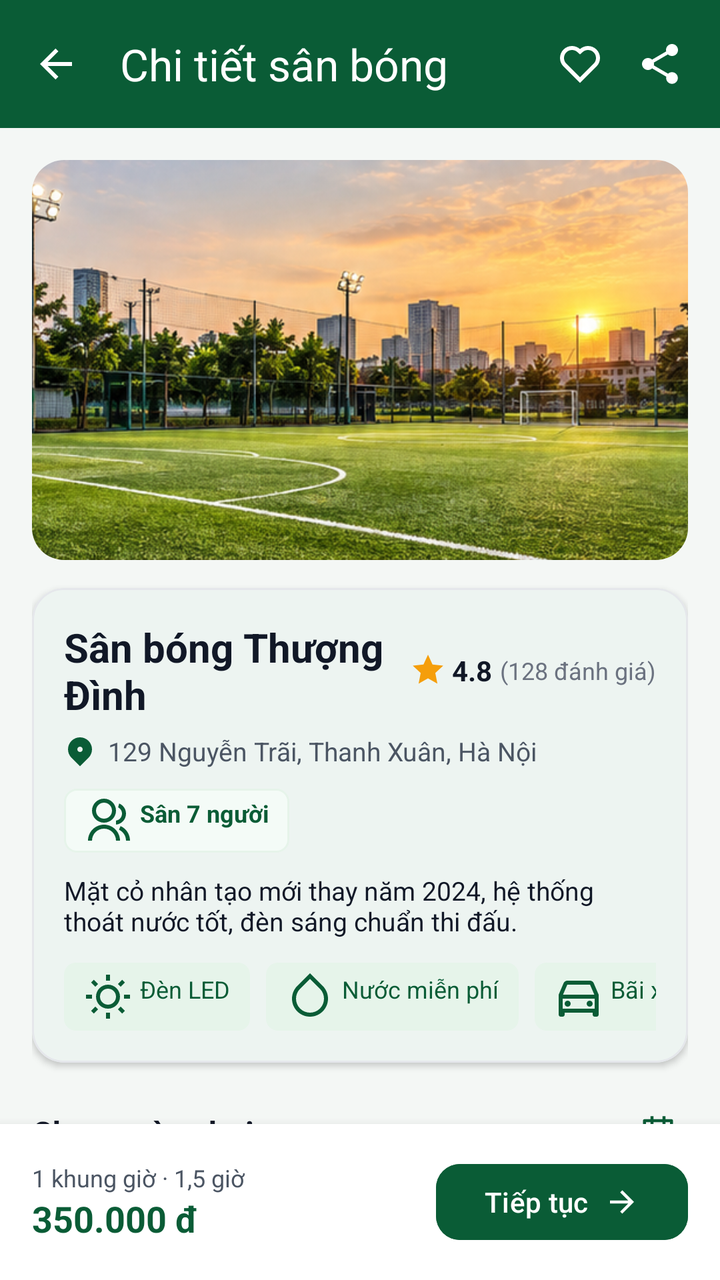
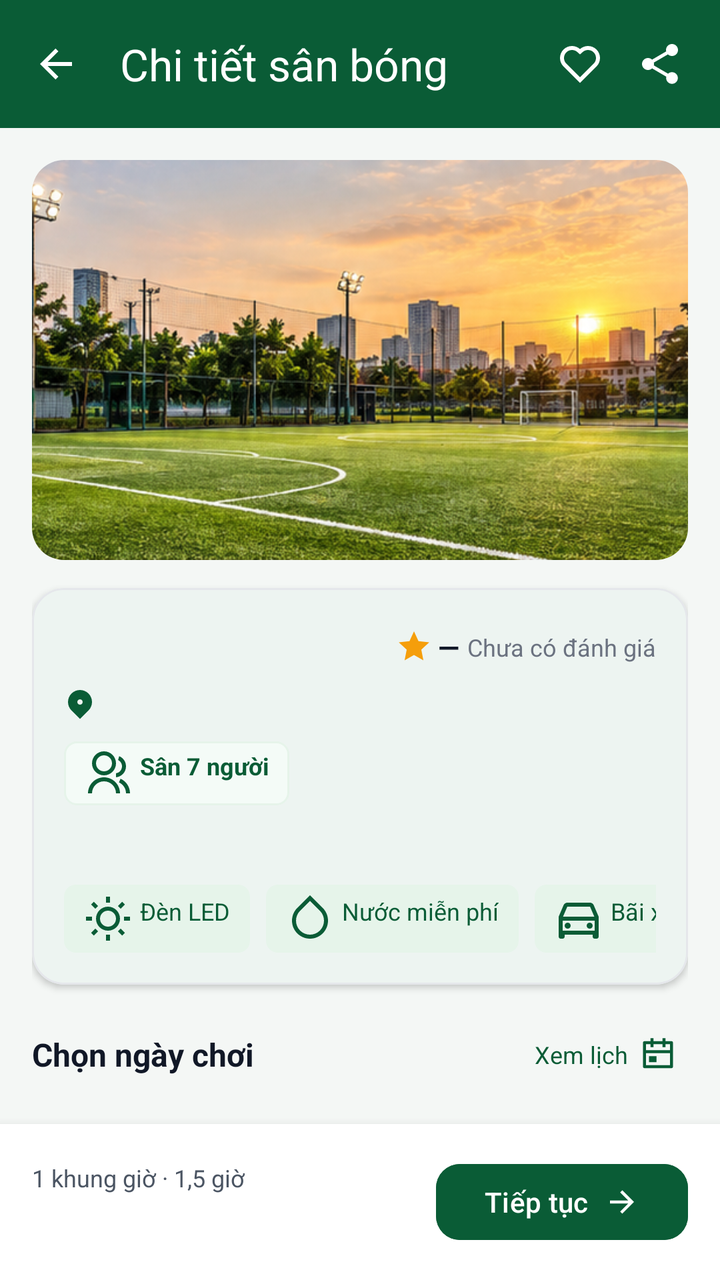

Screens rendered from an Android XML layout before and after an edit, with the pre-edit source and the edit as a unified diff.
<!-- AndroidManifest.xml: application theme Theme.SanBong -->
<!-- res/layout/activity_pitch_detail.xml -->
<?xml version="1.0" encoding="utf-8"?>
<LinearLayout
    xmlns:android="http://schemas.android.com/apk/res/android"
    xmlns:app="http://schemas.android.com/apk/res-auto"
    android:layout_width="match_parent"
    android:layout_height="match_parent"
    android:orientation="vertical"
    android:background="@color/background">

    
    <com.google.android.material.appbar.MaterialToolbar
        android:id="@+id/toolbar"
        android:layout_width="match_parent"
        android:layout_height="wrap_content"
        android:background="@color/primary_green"
        app:titleTextColor="@color/surface"
        app:navigationIcon="@drawable/ic_ri_arrow_left"
        app:navigationIconTint="@color/surface"
        app:title="Chi tiết sân bóng">

        <LinearLayout
            android:layout_width="wrap_content"
            android:layout_height="wrap_content"
            android:layout_gravity="end"
            android:gravity="center_vertical"
            android:orientation="horizontal">

            <ImageView
                android:id="@+id/btnFavoriteDetail"
                android:layout_width="36dp"
                android:layout_height="36dp"
                android:padding="6dp"
                android:src="@drawable/ic_ri_heart"
                app:tint="@color/surface" />

            <ImageView
                android:id="@+id/btnShare"
                android:layout_width="36dp"
                android:layout_height="36dp"
                android:layout_marginStart="4dp"
                android:layout_marginEnd="12dp"
                android:padding="6dp"
                android:src="@drawable/ic_ri_share"
                app:tint="@color/surface" />
        </LinearLayout>
    </com.google.android.material.appbar.MaterialToolbar>

    <androidx.core.widget.NestedScrollView
        android:layout_width="match_parent"
        android:layout_height="0dp"
        android:layout_weight="1">

        <LinearLayout
            android:layout_width="match_parent"
            android:layout_height="wrap_content"
            android:orientation="vertical"
            android:padding="16dp">

            
            <FrameLayout
                android:layout_width="match_parent"
                android:layout_height="200dp">

                <com.google.android.material.card.MaterialCardView
                    android:layout_width="match_parent"
                    android:layout_height="match_parent"
                    app:cardCornerRadius="16dp"
                    app:cardElevation="0dp"
                    app:strokeWidth="0dp">

                    <ImageView
                        android:id="@+id/ivDetailBanner"
                        android:layout_width="match_parent"
                        android:layout_height="match_parent"
                        android:scaleType="centerCrop"
                        android:src="@drawable/img_pitch_sunset" />
                </com.google.android.material.card.MaterialCardView>


            </FrameLayout>

            
            <com.google.android.material.card.MaterialCardView
                android:layout_width="match_parent"
                android:layout_height="wrap_content"
                android:layout_marginTop="14dp"
                app:cardCornerRadius="16dp"
                app:cardElevation="2dp"
                app:strokeWidth="1dp"
                app:strokeColor="@color/border"
                app:cardBackgroundColor="@color/surface">

                <LinearLayout
                    android:layout_width="match_parent"
                    android:layout_height="wrap_content"
                    android:orientation="vertical"
                    android:padding="16dp">

                    
                    <LinearLayout
                        android:layout_width="match_parent"
                        android:layout_height="wrap_content"
                        android:orientation="horizontal"
                        android:gravity="center_vertical">

                        <TextView
                            android:id="@+id/tvDetailName"
                            android:layout_width="0dp"
                            android:layout_height="wrap_content"
                            android:layout_weight="1"
                            android:textSize="20sp"
                            android:textStyle="bold"
                            android:textColor="@color/text_primary"
                            android:text="Sân bóng Thượng Đình" />

                        <LinearLayout
                            android:layout_width="wrap_content"
                            android:layout_height="wrap_content"
                            android:gravity="center_vertical">

                            <ImageView
                                android:layout_width="16dp"
                                android:layout_height="16dp"
                                android:src="@drawable/ic_ri_star"
                                app:tint="@color/star_gold" />

                            <TextView
                                android:layout_width="wrap_content"
                                android:layout_height="wrap_content"
                                android:layout_marginStart="4dp"
                                android:textSize="14sp"
                                android:textStyle="bold"
                                android:textColor="@color/text_primary"
                                android:text="4.8" />

                            <TextView
                                android:layout_width="wrap_content"
                                android:layout_height="wrap_content"
                                android:layout_marginStart="4dp"
                                android:textSize="12sp"
                                android:textColor="@color/text_muted"
                                android:text="(128 đánh giá)" />
                        </LinearLayout>
                    </LinearLayout>

                    
                    <LinearLayout
                        android:layout_width="match_parent"
                        android:layout_height="wrap_content"
                        android:layout_marginTop="6dp"
                        android:orientation="horizontal"
                        android:gravity="center_vertical">

                        <ImageView
                            android:layout_width="16dp"
                            android:layout_height="16dp"
                            android:src="@drawable/ic_ri_map_pin"
                            app:tint="@color/primary_green" />

                        <TextView
                            android:id="@+id/tvDetailAddress"
                            android:layout_width="match_parent"
                            android:layout_height="wrap_content"
                            android:layout_marginStart="6dp"
                            android:textSize="13sp"
                            android:textColor="@color/text_secondary"
                            android:text="129 Nguyễn Trãi, Thanh Xuân, Hà Nội" />
                    </LinearLayout>

                    
                    <TextView
                        android:id="@+id/tvDetailType"
                        android:layout_width="wrap_content"
                        android:layout_height="wrap_content"
                        android:layout_marginTop="10dp"
                        android:background="@drawable/bg_type_badge"
                        android:paddingHorizontal="10dp"
                        android:paddingVertical="4dp"
                        android:textColor="@color/primary_green"
                        android:textSize="12sp"
                        android:textStyle="bold"
                        android:drawableStart="@drawable/ic_ri_group"
                        android:drawablePadding="4dp"
                        app:drawableTint="@color/primary_green"
                        android:text="Sân 7 người" />

                    
                    <TextView
                        android:id="@+id/tvDetailDescription"
                        android:layout_width="match_parent"
                        android:layout_height="wrap_content"
                        android:layout_marginTop="10dp"
                        android:textSize="13sp"
                        android:textColor="@color/text_primary"
                        android:text="Mặt cỏ nhân tạo mới thay năm 2024, hệ thống thoát nước tốt, đèn sáng chuẩn thi đấu." />

                    
                    <HorizontalScrollView
                        android:layout_width="match_parent"
                        android:layout_height="wrap_content"
                        android:layout_marginTop="12dp"
                        android:scrollbars="none">

                        <LinearLayout
                            android:id="@+id/layoutAmenities"
                            android:layout_width="wrap_content"
                            android:layout_height="wrap_content"
                            android:orientation="horizontal">

                            <TextView
                                android:layout_width="wrap_content"
                                android:layout_height="wrap_content"
                                android:background="@drawable/bg_rating_badge"
                                android:paddingHorizontal="10dp"
                                android:paddingVertical="5dp"
                                android:textColor="@color/primary_green"
                                android:textSize="12sp"
                                android:drawableStart="@drawable/ic_ri_sun"
                                android:drawablePadding="4dp"
                                app:drawableTint="@color/primary_green"
                                android:text="Đèn LED" />

                            <TextView
                                android:layout_width="wrap_content"
                                android:layout_height="wrap_content"
                                android:layout_marginStart="8dp"
                                android:background="@drawable/bg_rating_badge"
                                android:paddingHorizontal="10dp"
                                android:paddingVertical="5dp"
                                android:textColor="@color/primary_green"
                                android:textSize="12sp"
                                android:drawableStart="@drawable/ic_ri_drop"
                                android:drawablePadding="4dp"
                                app:drawableTint="@color/primary_green"
                                android:text="Nước miễn phí" />

                            <TextView
                                android:layout_width="wrap_content"
                                android:layout_height="wrap_content"
                                android:layout_marginStart="8dp"
                                android:background="@drawable/bg_rating_badge"
                                android:paddingHorizontal="10dp"
                                android:paddingVertical="5dp"
                                android:textColor="@color/primary_green"
                                android:textSize="12sp"
                                android:drawableStart="@drawable/ic_ri_car"
                                android:drawablePadding="4dp"
                                app:drawableTint="@color/primary_green"
                                android:text="Bãi xe rộng" />

                            <TextView
                                android:layout_width="wrap_content"
                                android:layout_height="wrap_content"
                                android:layout_marginStart="8dp"
                                android:background="@drawable/bg_rating_badge"
                                android:paddingHorizontal="10dp"
                                android:paddingVertical="5dp"
                                android:textColor="@color/primary_green"
                                android:textSize="12sp"
                                android:drawableStart="@drawable/ic_ri_shirt"
                                android:drawablePadding="4dp"
                                app:drawableTint="@color/primary_green"
                                android:text="Cho thuê giày" />
                        </LinearLayout>
                    </HorizontalScrollView>

                </LinearLayout>
            </com.google.android.material.card.MaterialCardView>

            
            <LinearLayout
                android:layout_width="match_parent"
                android:layout_height="wrap_content"
                android:layout_marginTop="20dp"
                android:orientation="horizontal"
                android:gravity="center_vertical">

                <TextView
                    android:layout_width="0dp"
                    android:layout_height="wrap_content"
                    android:layout_weight="1"
                    android:textSize="16sp"
                    android:textStyle="bold"
                    android:textColor="@color/text_primary"
                    android:text="Chọn ngày chơi" />

                <LinearLayout
                    android:id="@+id/btnPickCalendar"
                    android:layout_width="wrap_content"
                    android:layout_height="wrap_content"
                    android:padding="6dp"
                    android:background="?attr/selectableItemBackgroundBorderless"
                    android:gravity="center_vertical"
                    android:orientation="horizontal">

                    <TextView
                        android:layout_width="wrap_content"
                        android:layout_height="wrap_content"
                        android:layout_marginEnd="6dp"
                        android:textSize="12sp"
                        android:textColor="@color/primary_green"
                        android:text="Xem lịch" />

                    <ImageView
                        android:layout_width="18dp"
                        android:layout_height="18dp"
                        android:src="@drawable/ic_ri_calendar"
                        app:tint="@color/primary_green" />
                </LinearLayout>
            </LinearLayout>

            <androidx.recyclerview.widget.RecyclerView
                android:id="@+id/rvDates"
                android:layout_width="match_parent"
                android:layout_height="wrap_content"
                android:layout_marginTop="8dp"
                android:clipToPadding="false"
                android:orientation="horizontal" />

            
            <LinearLayout
                android:layout_width="match_parent"
                android:layout_height="wrap_content"
                android:layout_marginTop="16dp"
                android:orientation="horizontal"
                android:gravity="center_vertical">

                <TextView
                    android:id="@+id/tvAvailableSlotsTitle"
                    android:layout_width="0dp"
                    android:layout_height="wrap_content"
                    android:layout_weight="1"
                    android:textSize="16sp"
                    android:textStyle="bold"
                    android:textColor="@color/text_primary"
                    android:text="Khung giờ còn trống" />

                <TextView
                    android:id="@+id/btnToggleSlotFilter"
                    android:layout_width="wrap_content"
                    android:layout_height="wrap_content"
                    android:background="@drawable/bg_tag_light_green"
                    android:paddingHorizontal="10dp"
                    android:paddingVertical="4dp"
                    android:textSize="12sp"
                    android:textColor="@color/primary_green"
                    android:textStyle="bold"
                    android:text="✓ Chỉ giờ chưa đặt" />
            </LinearLayout>

            <androidx.recyclerview.widget.RecyclerView
                android:id="@+id/rvSlots"
                android:layout_width="match_parent"
                android:layout_height="wrap_content"
                android:layout_marginTop="8dp"
                android:nestedScrollingEnabled="false" />

            <LinearLayout
                android:id="@+id/layoutNoSlots"
                android:layout_width="match_parent"
                android:layout_height="wrap_content"
                android:layout_marginTop="16dp"
                android:orientation="vertical"
                android:gravity="center"
                android:visibility="gone"
                android:padding="20dp"
                android:background="@drawable/bg_input_field">

                <ImageView
                    android:layout_width="32dp"
                    android:layout_height="32dp"
                    android:src="@drawable/ic_ri_calendar"
                    app:tint="@color/text_muted" />

                <TextView
                    android:id="@+id/tvNoSlots"
                    android:layout_width="wrap_content"
                    android:layout_height="wrap_content"
                    android:layout_marginTop="8dp"
                    android:gravity="center"
                    android:textColor="@color/text_secondary"
                    android:textSize="13sp"
                    android:text="Ngày này đã hết khung giờ trống (đã đặt kín)" />

                <com.google.android.material.button.MaterialButton
                    android:id="@+id/btnSuggestNextAvailable"
                    style="@style/Widget.MaterialComponents.Button.OutlinedButton"
                    android:layout_width="wrap_content"
                    android:layout_height="wrap_content"
                    android:layout_marginTop="10dp"
                    android:textSize="12sp"
                    android:textColor="@color/primary_green"
                    app:strokeColor="@color/primary_green"
                    android:text="Chuyển sang ngày trống gần nhất" />
            </LinearLayout>
        </LinearLayout>
    </androidx.core.widget.NestedScrollView>

    
    <LinearLayout
        android:layout_width="match_parent"
        android:layout_height="wrap_content"
        android:background="@color/surface"
        android:elevation="8dp"
        android:padding="16dp"
        android:gravity="center_vertical"
        android:orientation="horizontal">

        <LinearLayout
            android:layout_width="0dp"
            android:layout_height="wrap_content"
            android:layout_weight="1"
            android:orientation="vertical">

            <TextView
                android:id="@+id/tvSelectedSlotSummary"
                android:layout_width="wrap_content"
                android:layout_height="wrap_content"
                android:textSize="12sp"
                android:textColor="@color/text_secondary"
                android:text="1 khung giờ · 1,5 giờ" />

            <TextView
                android:id="@+id/tvSelectedSlotPrice"
                android:layout_width="wrap_content"
                android:layout_height="wrap_content"
                android:textSize="18sp"
                android:textStyle="bold"
                android:textColor="@color/primary_green"
                android:text="350.000 đ" />
        </LinearLayout>

        <com.google.android.material.button.MaterialButton
            android:id="@+id/btnProceedBooking"
            android:layout_width="wrap_content"
            android:layout_height="46dp"
            android:text="Tiếp tục"
            android:enabled="false"
            app:cornerRadius="12dp"
            android:backgroundTint="@color/primary_green"
            android:textColor="@color/surface"
            app:icon="@drawable/ic_ri_arrow_right"
            app:iconGravity="end"
            app:iconTint="@color/surface" />
    </LinearLayout>

</LinearLayout>
<!-- resources referenced by this layout -->
<resources>
  <color name="background">#F4F7F5</color>
  <color name="border">#E5E7EB</color>
  <color name="primary_green">#0A5C36</color>
  <color name="star_gold">#F59E0B</color>
  <color name="surface">#FFFFFF</color>
  <color name="text_muted">#6B7280</color>
  <color name="text_primary">#111827</color>
  <color name="text_secondary">#4B5563</color>
  <!-- drawable bg_input_field (drawable) -->
  <?xml version="1.0" encoding="utf-8"?>
  <shape xmlns:android="http://schemas.android.com/apk/res/android"
      android:shape="rectangle">
      <solid android:color="#F8FAF9" />
      <stroke
          android:width="1dp"
          android:color="#E2E8F0" />
      <corners android:radius="12dp" />
  </shape>
  <!-- drawable bg_rating_badge (drawable) -->
  <?xml version="1.0" encoding="utf-8"?>
  <shape xmlns:android="http://schemas.android.com/apk/res/android">
      <solid android:color="@color/brand_100" />
      <corners android:radius="6dp" />
  </shape>
  <!-- drawable bg_tag_light_green (drawable) -->
  <?xml version="1.0" encoding="utf-8"?>
  <shape xmlns:android="http://schemas.android.com/apk/res/android"
      android:shape="rectangle">
      <solid android:color="#E8F5E9" />
      <corners android:radius="16dp" />
  </shape>
  <!-- drawable bg_type_badge (drawable) -->
  <?xml version="1.0" encoding="utf-8"?>
  <shape xmlns:android="http://schemas.android.com/apk/res/android">
      <solid android:color="@color/brand_50" />
      <stroke android:width="1dp" android:color="@color/brand_100" />
      <corners android:radius="6dp" />
  </shape>
  <!-- drawable ic_ri_arrow_left (drawable) -->
  ﻿<vector xmlns:android="http://schemas.android.com/apk/res/android"
      android:width="24dp"
      android:height="24dp"
      android:viewportWidth="24"
      android:viewportHeight="24">
      <path
          android:fillColor="#FF000000"
          android:pathData="M7.82843 10.9999H20V12.9999H7.82843L13.1924 18.3638L11.7782 19.778L4 11.9999L11.7782 4.22168L13.1924 5.63589L7.82843 10.9999Z" />
  </vector>
  <!-- drawable ic_ri_arrow_right (drawable) -->
  ﻿<vector xmlns:android="http://schemas.android.com/apk/res/android"
      android:width="24dp"
      android:height="24dp"
      android:viewportWidth="24"
      android:viewportHeight="24">
      <path
          android:fillColor="#FF000000"
          android:pathData="M16.1716 10.9999L10.8076 5.63589L12.2218 4.22168L20 11.9999L12.2218 19.778L10.8076 18.3638L16.1716 12.9999H4V10.9999H16.1716Z" />
  </vector>
  <!-- drawable ic_ri_calendar (drawable) -->
  ﻿<vector xmlns:android="http://schemas.android.com/apk/res/android"
      android:width="24dp"
      android:height="24dp"
      android:viewportWidth="24"
      android:viewportHeight="24">
      <path
          android:fillColor="#FF000000"
          android:pathData="M9 1V3H15V1H17V3H21C21.5523 3 22 3.44772 22 4V20C22 20.5523 21.5523 21 21 21H3C2.44772 21 2 20.5523 2 20V4C2 3.44772 2.44772 3 3 3H7V1H9ZM20 11H4V19H20V11ZM11 13V17H6V13H11ZM7 5H4V9H20V5H17V7H15V5H9V7H7V5Z" />
  </vector>
  <!-- drawable ic_ri_star (drawable) -->
  ﻿<vector xmlns:android="http://schemas.android.com/apk/res/android"
      android:width="24dp"
      android:height="24dp"
      android:viewportWidth="24"
      android:viewportHeight="24">
      <path
          android:fillColor="#FF000000"
          android:pathData="M12.0006 18.26L4.94715 22.2082L6.52248 14.2799L0.587891 8.7918L8.61493 7.84006L12.0006 0.5L15.3862 7.84006L23.4132 8.7918L17.4787 14.2799L19.054 22.2082L12.0006 18.26Z" />
  </vector>
  <color name="brand_100">#E6F4EA</color>
  <color name="brand_50">#F4FBF7</color>
  <color name="brand_700">#0D683D</color>
  <color name="brand_950">#074528</color>
  <color name="brand_600">#10804D</color>
  <color name="brand_800">#0A5C36</color>
  <style name="ThemeOverlay.SanBong.MaterialAlertDialog" parent="ThemeOverlay.Material3.MaterialAlertDialog">
          <item name="colorPrimary">@color/primary_green</item>
          <item name="colorSurface">@color/surface</item>
          <item name="colorOnSurface">@color/text_primary</item>
      </style>
  <!-- unchanged entries left out for length: 10 -->
</resources>

<!-- the commit's change to res/layout/activity_pitch_detail.xml (unified diff, before → after) -->
@@ -111,7 +111,7 @@
                             android:textSize="20sp"
                             android:textStyle="bold"
                             android:textColor="@color/text_primary"
-                            android:text="Sân bóng Thượng Đình" />
+                            android:text="" />
 
                         <LinearLayout
                             android:layout_width="wrap_content"
@@ -131,7 +131,7 @@
                                 android:textSize="14sp"
                                 android:textStyle="bold"
                                 android:textColor="@color/text_primary"
-                                android:text="4.8" />
+                                android:text="—" />
 
                             <TextView
                                 android:layout_width="wrap_content"
@@ -139,7 +139,7 @@
                                 android:layout_marginStart="4dp"
                                 android:textSize="12sp"
                                 android:textColor="@color/text_muted"
-                                android:text="(128 đánh giá)" />
+                                android:text="Chưa có đánh giá" />
                         </LinearLayout>
                     </LinearLayout>
 
@@ -164,7 +164,7 @@
                             android:layout_marginStart="6dp"
                             android:textSize="13sp"
                             android:textColor="@color/text_secondary"
-                            android:text="129 Nguyễn Trãi, Thanh Xuân, Hà Nội" />
+                            android:text="" />
                     </LinearLayout>
 
                     
@@ -192,7 +192,7 @@
                         android:layout_marginTop="10dp"
                         android:textSize="13sp"
                         android:textColor="@color/text_primary"
-                        android:text="Mặt cỏ nhân tạo mới thay năm 2024, hệ thống thoát nước tốt, đèn sáng chuẩn thi đấu." />
+                        android:text="" />
 
                     
                     <HorizontalScrollView
@@ -427,7 +427,7 @@
                 android:textSize="18sp"
                 android:textStyle="bold"
                 android:textColor="@color/primary_green"
-                android:text="350.000 đ" />
+                android:text="" />
         </LinearLayout>
 
         <com.google.android.material.button.MaterialButton
